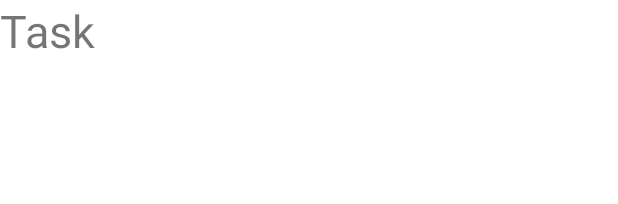
After one commit to MarcusVincentSiah/MAD2023_Team2, an Android app: the layout fragment_new_time_management.xml on its own in the app's theme, with its tools: preview values and no code run, on a phone screen of 412 x 824 dp. The commit adds this screen. Shown: the top 204 px of the screen. Run offline under Robolectric (Android 15) with nearby library versions, the phone set to English and light mode, and no system bars.

Commit message:
Updated time management

```diff
--- a/app/src/main/java/com/example/efficenz/TaskManagementData.java
+++ b/app/src/main/java/com/example/efficenz/TaskManagementData.java
@@ -1,6 +1,6 @@
 package com.example.efficenz;
-
-public class TaskManagementData {
+import java.io.Serializable;
+public class TaskManagementData implements Serializable{
 
     private String title;
     private String note;
--- a/app/src/main/java/com/example/efficenz/TimeManagementTaskList.java
+++ b/app/src/main/java/com/example/efficenz/TimeManagementTaskList.java
@@ -52,7 +52,7 @@ public class TimeManagementTaskList extends AppCompatActivity {
                 .setQuery(q, TaskManagementData.class)
                 .build();
 
-        adapter = new TimeManagementTaskAdapter(options);
+        adapter = new TimeManagementTaskAdapter(options, TimeManagementTaskList.this);
 
         RecyclerView recyclerView = findViewById(R.id.timeManagementRecyclerView);
         recyclerView.setHasFixedSize(true);
--- /dev/null
+++ b/app/src/main/res/layout/fragment_new_time_management.xml
@@ -0,0 +1,15 @@
+<?xml version="1.0" encoding="utf-8"?>
+<FrameLayout xmlns:android="http://schemas.android.com/apk/res/android"
+    xmlns:tools="http://schemas.android.com/tools"
+    android:layout_width="match_parent"
+    android:layout_height="match_parent"
+    tools:context=".newTimeManagementFrag">
+
+    <TextView
+        android:id="@+id/task"
+        android:layout_width="match_parent"
+        android:layout_height="match_parent"
+        android:text="Task"
+        android:textSize="30dp"/>
+
+</FrameLayout>
```
Also changed, not shown: app/src/main/java/com/example/efficenz/TimeManagement.java (+42 -0 lines), app/src/main/java/com/example/efficenz/TimeManagementTaskAdapter.java (+28 -20 lines), app/src/main/java/com/example/efficenz/newTimeManagementFrag.java (added, +32 -0 lines).
